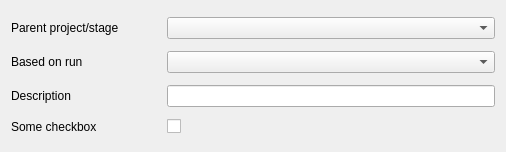
The window that views/runs_editor.ui (jonathanollar/runs) describes before a commit, drawn with Qt 5.
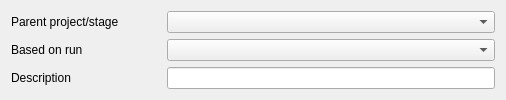
The same window after the commit.

```diff
--- a/views/runs_editor.ui
+++ b/views/runs_editor.ui
@@ -7,7 +7,7 @@
     <x>0</x>
     <y>0</y>
     <width>506</width>
-    <height>152</height>
+    <height>96</height>
    </rect>
   </property>
   <property name="windowTitle">
@@ -95,36 +95,6 @@
      </item>
     </layout>
    </item>
-   <item>
-    <layout class="QHBoxLayout" name="horizontalLayout_4">
-     <item>
-      <widget class="QLabel" name="label_4">
-       <property name="minimumSize">
-        <size>
-         <width>150</width>
-         <height>0</height>
-        </size>
-       </property>
-       <property name="text">
-        <string>Some checkbox</string>
-       </property>
-      </widget>
-     </item>
-     <item>
-      <widget class="QCheckBox" name="ui_shadows">
-       <property name="sizePolicy">
-        <sizepolicy hsizetype="Expanding" vsizetype="Fixed">
-         <horstretch>0</horstretch>
-         <verstretch>0</verstretch>
-        </sizepolicy>
-       </property>
-       <property name="text">
-        <string/>
-       </property>
-      </widget>
-     </item>
-    </layout>
-   </item>
   </layout>
  </widget>
  <resources/>
```
